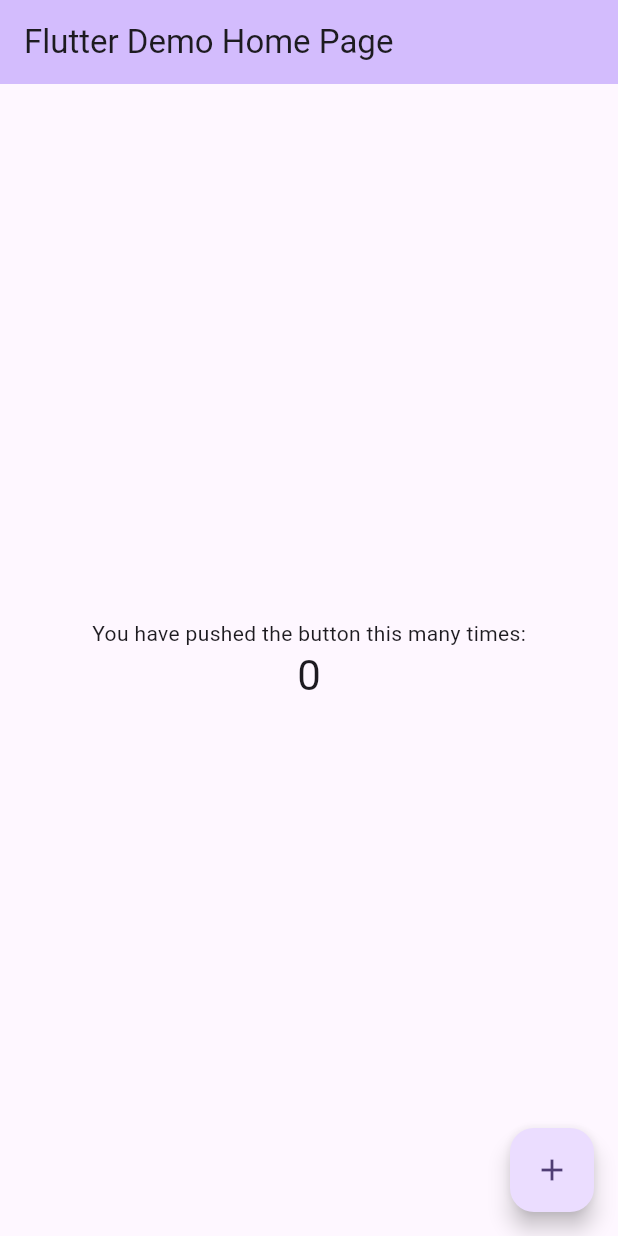
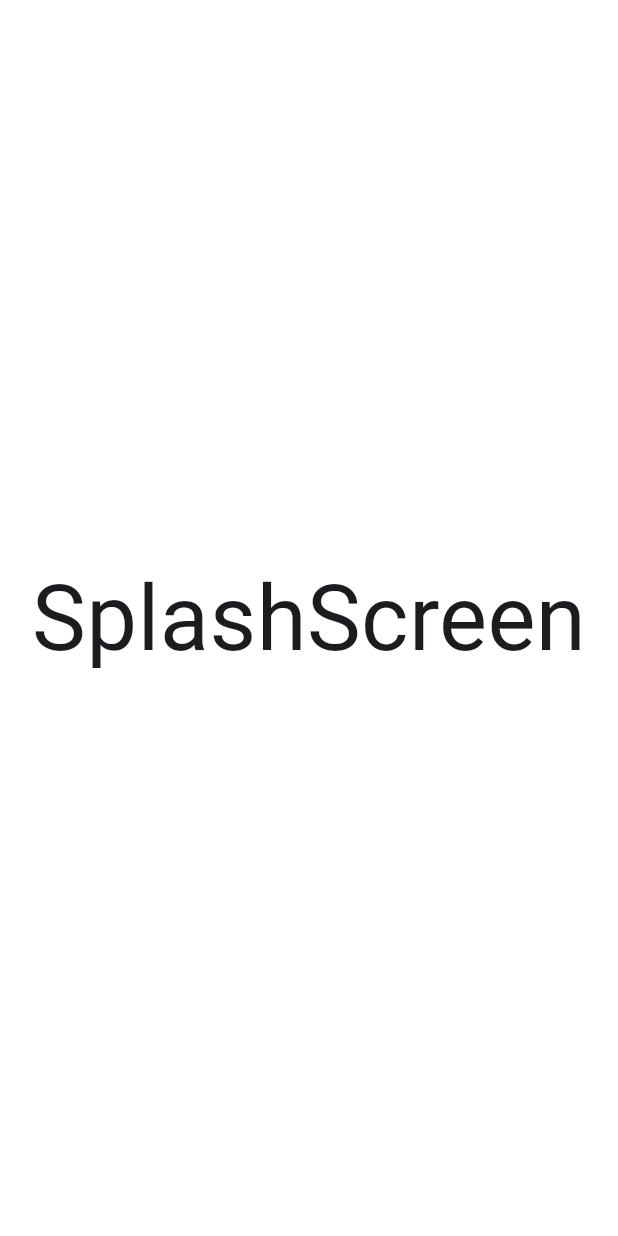
Before and after one commit to Tantawiiii/A2Z-App, a Flutter app: the screen it shows after launch, on a phone screen of 412 x 824 dp. Run offline on Flutter 3.47's test engine with Material 3 defaults, Android fonts, the light colour scheme and no system bars; our stand-ins replace flutter_screenutil.

Commit message:
- Create Structure app. - fix Gradel bug. - addind some file to themeing - addind helper files Spacing &  api constants & extentions - create routing

```diff
--- /dev/null
+++ b/lib/a2z_app.dart
@@ -0,0 +1,27 @@
+import 'package:flutter/material.dart';
+import 'package:flutter_screenutil/flutter_screenutil.dart';
+
+import 'core/routing/app_router.dart';
+import 'core/routing/routers.dart';
+import 'core/utils/colors_code.dart';
+
+class A2ZApp extends StatelessWidget {
+  const A2ZApp({super.key, required this.appRouter});
+  final AppRouter appRouter;
+  @override
+  Widget build(BuildContext context) {
+    return ScreenUtilInit(
+      designSize:  const Size(375,812),
+      child: MaterialApp(
+        debugShowCheckedModeBanner: false,
+        theme: ThemeData(
+            primaryColor: ColorsCode.mainBlue,
+            scaffoldBackgroundColor: ColorsCode.white
+        ),
+        initialRoute: Routes.splashScreen,
+        onGenerateRoute: appRouter.generateRoute,
+      ),
+    );
+
+  }
+}
--- /dev/null
+++ b/lib/core/routing/app_router.dart
@@ -0,0 +1,26 @@
+import 'package:a2z_app/core/routing/routers.dart';
+import 'package:a2z_app/features/splash/splash_screen.dart';
+import 'package:flutter/material.dart';
+
+import '../../features/onboarding/screens/onboarding_screen.dart';
+
+class AppRouter {
+  Route generateRoute(RouteSettings settings) {
+    switch (settings.name) {
+      case Routes.splashScreen:
+        return MaterialPageRoute(builder: (_) => const SplashScreen());
+
+      case Routes.onBoardingScreen:
+        return MaterialPageRoute(builder: (_) => const OnBoardingScreen());
+
+      default:
+        return MaterialPageRoute(
+          builder: (_) => Scaffold(
+            body: Center(
+              child: Text("No route defined for ${settings.name}"),
+            ),
+          ),
+        );
+    }
+  }
+}
--- /dev/null
+++ b/lib/core/routing/routers.dart
@@ -0,0 +1,6 @@
+class Routes {
+
+  static const String splashScreen = "/splashScreen";
+  static const String onBoardingScreen = "/onBoardingScreen";
+
+}
--- /dev/null
+++ b/lib/core/utils/colors_code.dart
@@ -0,0 +1,15 @@
+
+import 'package:flutter/material.dart';
+
+class ColorsCode{
+  static const Color mainBlue =  Color(0xFF247CFF);
+  static const Color darkBlue =  Color(0xFF242424);
+  static const Color gray =  Color(0xFF757575);
+  static const Color white =  Color(0xFFFFFFFF);
+  static const Color black =  Color(0xFF000000);
+  static const Color lighterGray =  Color(0xFFEDEDED);
+  static const Color lightGray =  Color(0xFFC2C2C2);
+  static const Color lightWhite =  Color(0xFFFDFDFF);
+  static const Color fillRed =  Color(0xFFFF4C5E);
+  static const Color fillGreen =  Color(0xFF22C55E);
+}
--- /dev/null
+++ b/lib/features/splash/splash_screen.dart
@@ -0,0 +1,24 @@
+
+import 'package:flutter/material.dart';
+import 'package:flutter_screenutil/flutter_screenutil.dart';
+
+
+class SplashScreen extends StatelessWidget {
+  const SplashScreen({super.key});
+
+  @override
+  Widget build(BuildContext context) {
+    return  Scaffold(
+      body: SafeArea(
+        child: Center(
+          child: Text(
+            "SplashScreen",
+            style: TextStyle(
+              fontSize: 55.sp,
+            ),
+          ),
+        ),
+      ),
+    );
+  }
+}
--- a/lib/main.dart
+++ b/lib/main.dart
@@ -1,125 +1,11 @@
+import 'package:a2z_app/a2z_app.dart';
+import 'package:a2z_app/core/routing/app_router.dart';
 import 'package:flutter/material.dart';
+import 'package:flutter_screenutil/flutter_screenutil.dart';
 
-void main() {
-  runApp(const MyApp());
+void main() async {
+  await ScreenUtil.ensureScreenSize();
+  runApp(
+     A2ZApp(appRouter: AppRouter(),),
+  );
 }
-
-class MyApp extends StatelessWidget {
-  const MyApp({super.key});
-
-  // This widget is the root of your application.
-  @override
-  Widget build(BuildContext context) {
-    return MaterialApp(
-      title: 'Flutter Demo',
-      theme: ThemeData(
-        // This is the theme of your application.
-        //
-        // TRY THIS: Try running your application with "flutter run". You'll see
-        // the application has a purple toolbar. Then, without quitting the app,
-        // try changing the seedColor in the colorScheme below to Colors.green
-        // and then invoke "hot reload" (save your changes or press the "hot
-        // reload" button in a Flutter-supported IDE, or press "r" if you used
-        // the command line to start the app).
-        //
-        // Notice that the counter didn't reset back to zero; the application
-        // state is not lost during the reload. To reset the state, use hot
-        // restart instead.
-        //
-        // This works for code too, not just values: Most code changes can be
-        // tested with just a hot reload.
-        colorScheme: ColorScheme.fromSeed(seedColor: Colors.deepPurple),
-        useMaterial3: true,
-      ),
-      home: const MyHomePage(title: 'Flutter Demo Home Page'),
-    );
-  }
-}
-
-class MyHomePage extends StatefulWidget {
-  const MyHomePage({super.key, required this.title});
-
-  // This widget is the home page of your application. It is stateful, meaning
-  // that it has a State object (defined below) that contains fields that affect
-  // how it looks.
-
-  // This class is the configuration for the state. It holds the values (in this
-  // case the title) provided by the parent (in this case the App widget) and
-  // used by the build method of the State. Fields in a Widget subclass are
-  // always marked "final".
-
-  final String title;
-
-  @override
-  State<MyHomePage> createState() => _MyHomePageState();
-}
-
-class _MyHomePageState extends State<MyHomePage> {
-  int _counter = 0;
-
-  void _incrementCounter() {
-    setState(() {
-      // This call to setState tells the Flutter framework that something has
-      // changed in this State, which causes it to rerun the build method below
-      // so that the display can reflect the updated values. If we changed
-      // _counter without calling setState(), then the build method would not be
-      // called again, and so nothing would appear to happen.
-      _counter++;
-    });
-  }
-
-  @override
-  Widget build(BuildContext context) {
-    // This method is rerun every time setState is called, for instance as done
-    // by the _incrementCounter method above.
-    //
-    // The Flutter framework has been optimized to make rerunning build methods
-    // fast, so that you can just rebuild anything that needs updating rather
-    // than having to individually change instances of widgets.
-    return Scaffold(
-      appBar: AppBar(
-        // TRY THIS: Try changing the color here to a specific color (to
-        // Colors.amber, perhaps?) and trigger a hot reload to see the AppBar
-        // change color while the other colors stay the same.
-        backgroundColor: Theme.of(context).colorScheme.inversePrimary,
-        // Here we take the value from the MyHomePage object that was created by
-        // the App.build method, and use it to set our appbar title.
-        title: Text(widget.title),
-      ),
-      body: Center(
-        // Center is a layout widget. It takes a single child and positions it
-        // in the middle of the parent.
-        child: Column(
-          // Column is also a layout widget. It takes a list of children and
-          // arranges them vertically. By default, it sizes itself to fit its
-          // children horizontally, and tries to be as tall as its parent.
-          //
-          // Column has various properties to control how it sizes itself and
-          // how it positions its children. Here we use mainAxisAlignment to
-          // center the children vertically; the main axis here is the vertical
-          // axis because Columns are vertical (the cross axis would be
-          // horizontal).
-          //
-          // TRY THIS: Invoke "debug painting" (choose the "Toggle Debug Paint"
-          // action in the IDE, or press "p" in the console), to see the
-          // wireframe for each widget.
-          mainAxisAlignment: MainAxisAlignment.center,
-          children: <Widget>[
-            const Text(
-              'You have pushed the button this many times:',
-            ),
-            Text(
-              '$_counter',
-              style: Theme.of(context).textTheme.headlineMedium,
-            ),
-          ],
-        ),
-      ),
-      floatingActionButton: FloatingActionButton(
-        onPressed: _incrementCounter,
-        tooltip: 'Increment',
-        child: const Icon(Icons.add),
-      ), // This trailing comma makes auto-formatting nicer for build methods.
-    );
-  }
-}
```
Also changed, not shown: lib/core/helpers/app_regex.dart (added, +36 -0 lines), lib/core/helpers/extentions.dart (added, +20 -0 lines), lib/core/helpers/font_weight_helper.dart (added, +16 -0 lines), lib/core/helpers/spacing.dart (added, +7 -0 lines), lib/core/networking/api_constants.dart (added, +26 -0 lines), lib/features/onboarding/screens/onboarding_screen.dart (added, +12 -0 lines), pubspec.yaml (+44 -63 lines), pubspec.lock, 7 other files.
